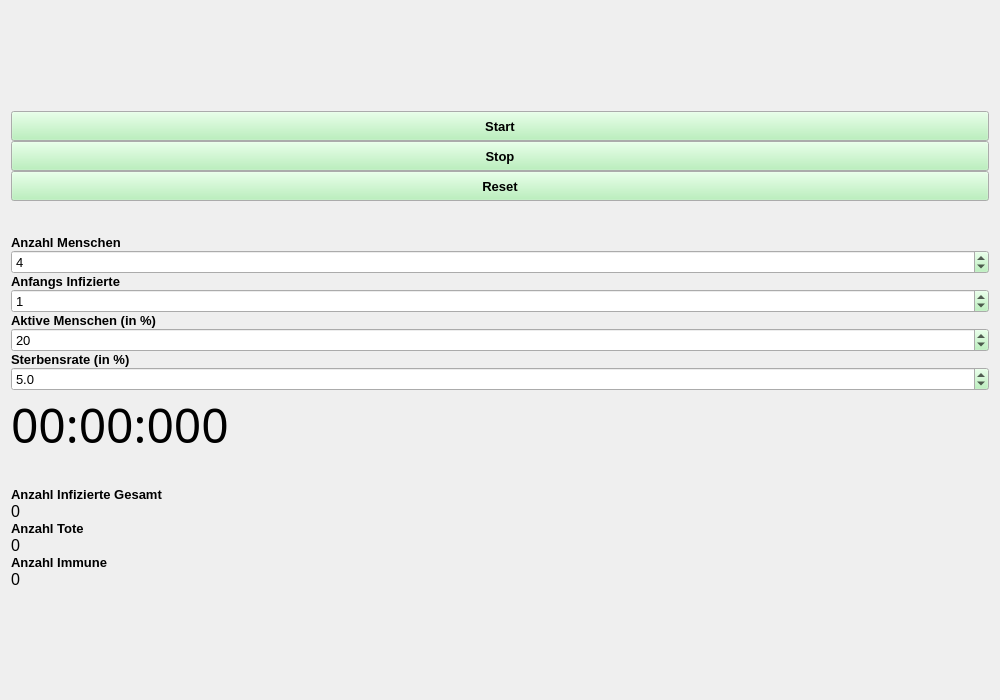
Old version of the form CoronaSim/gameboard.ui in the repository Stauffi21/CoronaSim.
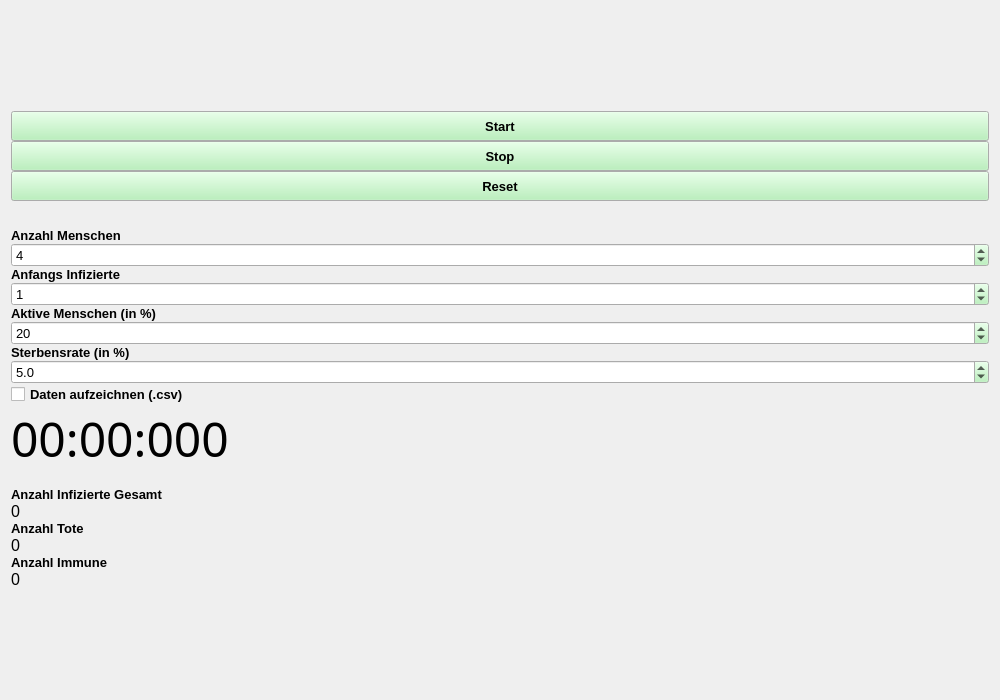
New version of the form.

Diff of the .ui file:
```diff
--- a/CoronaSim/gameboard.ui
+++ b/CoronaSim/gameboard.ui
@@ -381,6 +381,20 @@
        </property>
       </widget>
      </item>
+     <item>
+      <widget class="QCheckBox" name="aufzeichnen">
+       <property name="font">
+        <font>
+         <pointsize>10</pointsize>
+         <weight>75</weight>
+         <bold>true</bold>
+        </font>
+       </property>
+       <property name="text">
+        <string>Daten aufzeichnen (.csv)</string>
+       </property>
+      </widget>
+     </item>
      <item>
       <widget class="QLabel" name="stoppwatch">
        <property name="minimumSize">
```
